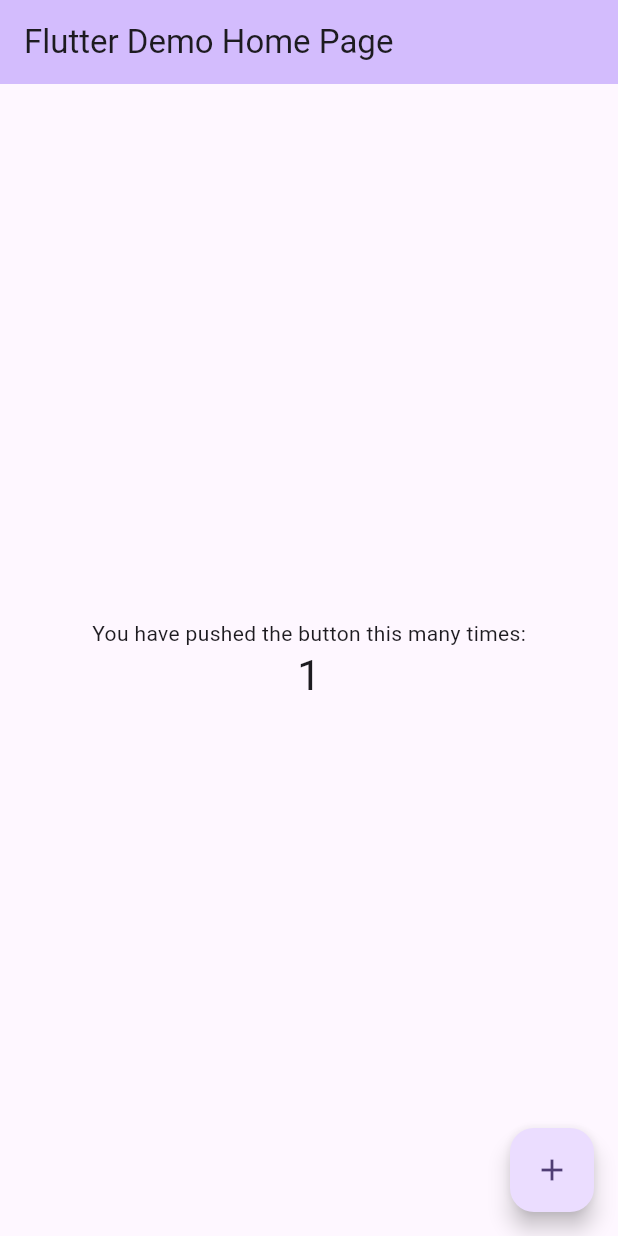
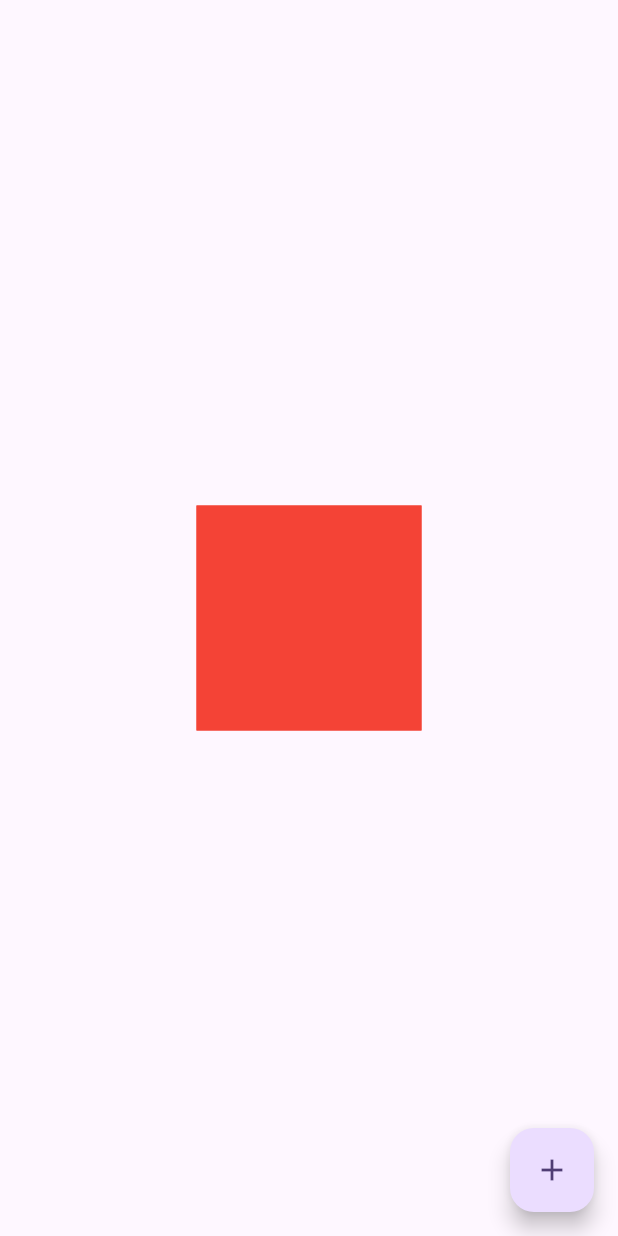
Before and after one commit to Nabinda/widget_playground, a Flutter app: the screen it shows after launch, after a tap on the "add" icon, on a phone screen of 412 x 824 dp. Run offline on Flutter 3.47's test engine with Material 3 defaults, Android fonts, the phone set to English and light mode, and no system bars.

```diff
--- /dev/null
+++ b/lib/constants/constants.dart
@@ -0,0 +1,4 @@
+import 'package:flutter/material.dart';
+
+const double constantContainerSize = 150;
+const Color constantContainerColor = Colors.red;
--- a/lib/main.dart
+++ b/lib/main.dart
@@ -1,4 +1,5 @@
 import 'package:flutter/material.dart';
+import 'package:widget_playground/playground.dart';
 
 void main() {
   runApp(const MyApp());
@@ -31,95 +32,7 @@ class MyApp extends StatelessWidget {
         colorScheme: ColorScheme.fromSeed(seedColor: Colors.deepPurple),
         useMaterial3: true,
       ),
-      home: const MyHomePage(title: 'Flutter Demo Home Page'),
+      home: Playground(),
     );
   }
 }
-
-class MyHomePage extends StatefulWidget {
-  const MyHomePage({super.key, required this.title});
-
-  // This widget is the home page of your application. It is stateful, meaning
-  // that it has a State object (defined below) that contains fields that affect
-  // how it looks.
-
-  // This class is the configuration for the state. It holds the values (in this
-  // case the title) provided by the parent (in this case the App widget) and
-  // used by the build method of the State. Fields in a Widget subclass are
-  // always marked "final".
-
-  final String title;
-
-  @override
-  State<MyHomePage> createState() => _MyHomePageState();
-}
-
-class _MyHomePageState extends State<MyHomePage> {
-  int _counter = 0;
-
-  void _incrementCounter() {
-    setState(() {
-      // This call to setState tells the Flutter framework that something has
-      // changed in this State, which causes it to rerun the build method below
-      // so that the display can reflect the updated values. If we changed
-      // _counter without calling setState(), then the build method would not be
-      // called again, and so nothing would appear to happen.
-      _counter++;
-    });
-  }
-
-  @override
-  Widget build(BuildContext context) {
-    // This method is rerun every time setState is called, for instance as done
-    // by the _incrementCounter method above.
-    //
-    // The Flutter framework has been optimized to make rerunning build methods
-    // fast, so that you can just rebuild anything that needs updating rather
-    // than having to individually change instances of widgets.
-    return Scaffold(
-      appBar: AppBar(
-        // TRY THIS: Try changing the color here to a specific color (to
-        // Colors.amber, perhaps?) and trigger a hot reload to see the AppBar
-        // change color while the other colors stay the same.
-        backgroundColor: Theme.of(context).colorScheme.inversePrimary,
-        // Here we take the value from the MyHomePage object that was created by
-        // the App.build method, and use it to set our appbar title.
-        title: Text(widget.title),
-      ),
-      body: Center(
-        // Center is a layout widget. It takes a single child and positions it
-        // in the middle of the parent.
-        child: Column(
-          // Column is also a layout widget. It takes a list of children and
-          // arranges them vertically. By default, it sizes itself to fit its
-          // children horizontally, and tries to be as tall as its parent.
-          //
-          // Column has various properties to control how it sizes itself and
-          // how it positions its children. Here we use mainAxisAlignment to
-          // center the children vertically; the main axis here is the vertical
-          // axis because Columns are vertical (the cross axis would be
-          // horizontal).
-          //
-          // TRY THIS: Invoke "debug painting" (choose the "Toggle Debug Paint"
-          // action in the IDE, or press "p" in the console), to see the
-          // wireframe for each widget.
-          mainAxisAlignment: MainAxisAlignment.center,
-          children: <Widget>[
-            const Text(
-              'You have pushed the button this many times:',
-            ),
-            Text(
-              '$_counter',
-              style: Theme.of(context).textTheme.headlineMedium,
-            ),
-          ],
-        ),
-      ),
-      floatingActionButton: FloatingActionButton(
-        onPressed: _incrementCounter,
-        tooltip: 'Increment',
-        child: const Icon(Icons.add),
-      ), // This trailing comma makes auto-formatting nicer for build methods.
-    );
-  }
-}
--- /dev/null
+++ b/lib/model/container_component_model.dart
@@ -0,0 +1,14 @@
+import 'package:flutter/material.dart';
+import 'package:widget_playground/constants/constants.dart';
+
+class ContainerComponentModel {
+  final double height;
+  final double width;
+  final Color color;
+  final Offset position;
+  ContainerComponentModel(
+      {this.height = constantContainerSize,
+      this.width = constantContainerSize,
+      this.color = constantContainerColor,
+      required this.position});
+}
--- /dev/null
+++ b/lib/playground.dart
@@ -0,0 +1,64 @@
+import 'package:flutter/material.dart';
+import 'package:widget_playground/model/container_component_model.dart';
+import 'package:widget_playground/widgets/container_components.dart';
+
+class Playground extends StatefulWidget {
+  const Playground({super.key});
+
+  @override
+  State<Playground> createState() => _PlaygroundState();
+}
+
+class _PlaygroundState extends State<Playground> {
+  late List<ContainerComponentModel> playableWidget;
+
+  @override
+  void initState() {
+    super.initState();
+    Future.delayed(const Duration(milliseconds: 50), () {
+      final x = ((MediaQuery.sizeOf(context).width - 150) / 2);
+      final y = ((MediaQuery.sizeOf(context).height - 150) / 2);
+      final offset = Offset(x, y);
+      if (mounted) {
+        setState(() {
+          playableWidget = [ContainerComponentModel(position: offset)];
+        });
+      }
+    });
+  }
+
+  @override
+  Widget build(BuildContext context) {
+    return Scaffold(
+      floatingActionButton: FloatingActionButton(
+        onPressed: () {
+          final x = ((MediaQuery.sizeOf(context).width - 150) / 2);
+          final y = ((MediaQuery.sizeOf(context).height - 150) / 2);
+          final offset = Offset(x, y);
+          setState(() {
+            playableWidget = [
+              ...playableWidget,
+              ContainerComponentModel(position: offset)
+            ];
+          });
+        },
+        child: const Icon(Icons.add),
+      ),
+      body: Stack(
+        children: [
+          // Image.network(
+          //   'https://assets.weforum.org/article/image/0ZUBmNNVLRCfn3NdU55nQ00UF64m2ObtcDS0grx02fA.jpg',
+          //   width: MediaQuery.sizeOf(context).width,
+          //   height: MediaQuery.sizeOf(context).height,
+          //   fit: BoxFit.cover,
+          // ),
+          ...List.generate(
+            playableWidget.length,
+            (index) =>
+                ContainerComponents(componentModel: playableWidget[index]),
+          )
+        ],
+      ),
+    );
+  }
+}
--- /dev/null
+++ b/lib/widgets/container_components.dart
@@ -0,0 +1,52 @@
+import 'package:flutter/material.dart';
+import 'package:widget_playground/model/container_component_model.dart';
+
+class ContainerComponents extends StatefulWidget {
+  const ContainerComponents({super.key, required this.componentModel});
+  final ContainerComponentModel componentModel;
+
+  @override
+  State<ContainerComponents> createState() => _ContainerComponentsState();
+}
+
+class _ContainerComponentsState extends State<ContainerComponents> {
+  late Offset position;
+  late double height;
+  late double width;
+  late Color color;
+  @override
+  void initState() {
+    super.initState();
+    position = widget.componentModel.position;
+    height = widget.componentModel.height;
+    width = widget.componentModel.width;
+    color = widget.componentModel.color;
+  }
+
+  @override
+  Widget build(BuildContext context) {
+    return Positioned(
+      top: position.dy,
+      left: position.dx,
+      child: GestureDetector(
+        onScaleUpdate: (details) {},
+        child: Draggable(
+            onDragUpdate: (DragUpdateDetails details) {
+              setState(() {
+                position += details.delta;
+              });
+            },
+            feedback: Container(
+              height: height,
+              width: width,
+              color: color,
+            ),
+            child: Container(
+              height: height,
+              width: width,
+              color: color,
+            )),
+      ),
+    );
+  }
+}
```
Also changed, not shown: 2 other files.
